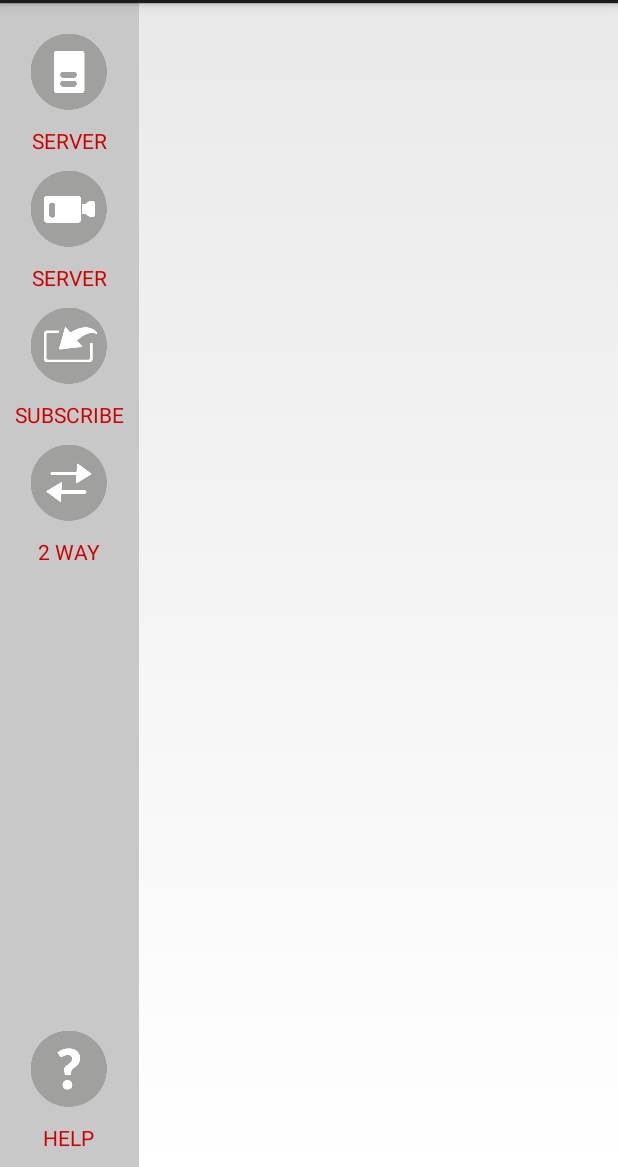
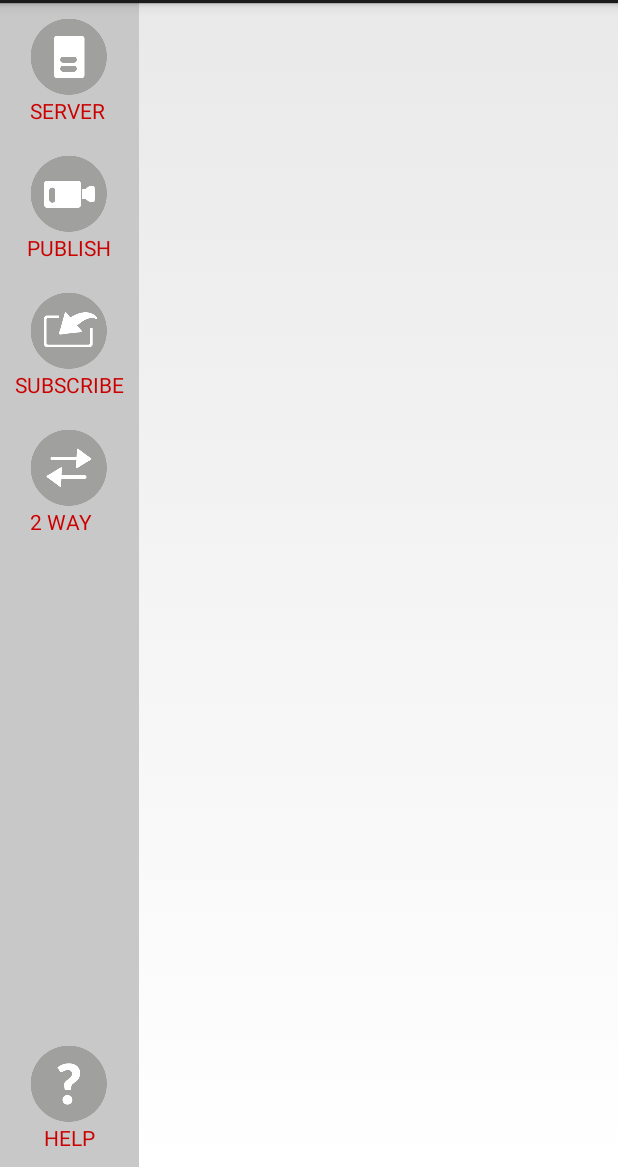
Before and after one commit to triasbrata/red5pro-android-app, an Android app: the layout fragment_slide_nav.xml on its own in the app's theme, with its tools: preview values and no code run, on a phone screen of 412 x 824 dp, the part 69-1236 px from its top. Run offline under Robolectric (Android 15) with nearby library versions, the phone set to English and light mode, and no system bars.

Commit message:
Slide Navigation implemented
Addresses RPRO-2812

```diff
--- a/Red5Pro/src/main/java/infrared5/com/red5proandroid/Main.java
+++ b/Red5Pro/src/main/java/infrared5/com/red5proandroid/Main.java
@@ -2,6 +2,7 @@ package infrared5.com.red5proandroid;
 
 import android.app.Activity;
 import android.app.DialogFragment;
+import android.content.Context;
 import android.content.Intent;
 import android.content.pm.ActivityInfo;
 import android.os.Bundle;
@@ -17,6 +18,8 @@ import infrared5.com.red5proandroid.twoway.TwoWay;
 public class Main extends Activity {
 
     DialogFragment helpDialog;
+
+    public static Context mainContext;
 
     private void resetButtonGraphics() {
         ImageButton myButton = (ImageButton) findViewById(R.id.btnSubscribe);
@@ -62,6 +65,8 @@ public class Main extends Activity {
     @Override
     protected void onCreate(Bundle savedInstanceState) {
         super.onCreate(savedInstanceState);
+
+        mainContext = this;
 
         setRequestedOrientation(ActivityInfo.SCREEN_ORIENTATION_PORTRAIT);
 
--- a/Red5Pro/src/main/java/infrared5/com/red5proandroid/publish/Publish.java
+++ b/Red5Pro/src/main/java/infrared5/com/red5proandroid/publish/Publish.java
@@ -181,7 +181,7 @@ public class Publish extends Activity implements SurfaceHolder.Callback, View.On
     protected void openSettings(){
         try {
             dialogFragment = SettingsDialogFragment.newInstance(AppState.PUBLISH);
-            dialogFragment.show(getFragmentManager().beginTransaction(), "settings_dialog");
+            getFragmentManager().beginTransaction().add(R.id.settings_frame, dialogFragment).commit();
 
             List<String> sb = new ArrayList<String>();
             for(Camera.Size size:this.sizes){
--- a/Red5Pro/src/main/java/infrared5/com/red5proandroid/subscribe/Subscribe.java
+++ b/Red5Pro/src/main/java/infrared5/com/red5proandroid/subscribe/Subscribe.java
@@ -165,8 +165,8 @@ public class Subscribe extends Activity implements ControlBarFragment.OnFragment
 
     private void openSettings() {
         try {
-            DialogFragment newFragment = SettingsDialogFragment.newInstance(AppState.SUBSCRIBE);
-            newFragment.show(getFragmentManager().beginTransaction(), "settings_dialog");
+            SettingsDialogFragment newFragment = SettingsDialogFragment.newInstance(AppState.SUBSCRIBE);
+            getFragmentManager().beginTransaction().add(R.id.settings_frame, newFragment).commit();
         }
         catch(Exception e) {
             Log.i(TAG, "Can't open settings: " + e.getMessage());
--- a/Red5Pro/src/main/res/layout/fragment_slide_nav.xml
+++ b/Red5Pro/src/main/res/layout/fragment_slide_nav.xml
@@ -4,53 +4,33 @@
     android:layout_width="wrap_content"
     android:layout_height="wrap_content"
     tools:context=".navigation.SlideNav"
-    android:padding="10dp"
     style="@style/StandardView">
 
     <LinearLayout xmlns:android="http://schemas.android.com/apk/res/android"
-        android:orientation="vertical" android:layout_width="wrap_content"
+        android:orientation="vertical"
+        android:layout_width="wrap_content"
         android:layout_height="wrap_content">
 
-        <ImageView
+        <TextView
             android:layout_width="wrap_content"
             android:layout_height="wrap_content"
-            android:id="@+id/serverImg"
-            android:src="@drawable/server"
+            android:textAppearance="?android:attr/textAppearanceSmall"
+            android:text="SERVER"
+            android:id="@+id/serverBtn"
             android:layout_gravity="center_horizontal"
+            android:textColor="@android:color/holo_red_dark"
+            android:drawableTop="@drawable/server"
             android:layout_margin="10dp" />
 
         <TextView
             android:layout_width="wrap_content"
             android:layout_height="wrap_content"
             android:textAppearance="?android:attr/textAppearanceSmall"
-            android:text="SERVER"
-            android:id="@+id/serverText"
+            android:text="PUBLISH"
+            android:id="@+id/publishBtn"
             android:layout_gravity="center_horizontal"
-            android:textColor="@android:color/holo_red_dark" />
-
-        <ImageView
-            android:layout_width="wrap_content"
-            android:layout_height="wrap_content"
-            android:id="@+id/publishImg"
-            android:src="@drawable/publish"
-            android:layout_gravity="center_horizontal"
-            android:layout_margin="10dp" />
-
-        <TextView
-            android:layout_width="wrap_content"
-            android:layout_height="wrap_content"
-            android:textAppearance="?android:attr/textAppearanceSmall"
-            android:text="SERVER"
-            android:id="@+id/publishText"
-            android:layout_gravity="center_horizontal"
-            android:textColor="@android:color/holo_red_dark" />
-
-        <ImageView
-            android:layout_width="wrap_content"
-            android:layout_height="wrap_content"
-            android:id="@+id/subscribeImg"
-            android:src="@drawable/subscribe"
-            android:layout_gravity="center_horizontal"
+            android:textColor="@android:color/holo_red_dark"
+            android:drawableTop="@drawable/publish"
             android:layout_margin="10dp" />
 
         <TextView
@@ -58,16 +38,10 @@
             android:layout_height="wrap_content"
             android:textAppearance="?android:attr/textAppearanceSmall"
             android:text="SUBSCRIBE"
-            android:id="@+id/subscribeText"
+            android:id="@+id/subscribeBtn"
             android:layout_gravity="center_horizontal"
-            android:textColor="@android:color/holo_red_dark" />
-
-        <ImageView
-            android:layout_width="wrap_content"
-            android:layout_height="wrap_content"
-            android:id="@+id/twowayImg"
-            android:src="@drawable/twoway"
-            android:layout_gravity="center_horizontal"
+            android:textColor="@android:color/holo_red_dark"
+            android:drawableTop="@drawable/subscribe"
             android:layout_margin="10dp" />
 
         <TextView
@@ -75,36 +49,27 @@
             android:layout_height="wrap_content"
             android:textAppearance="?android:attr/textAppearanceSmall"
             android:text="2 WAY"
-            android:id="@+id/twowayText"
+            android:id="@+id/twowayBtn"
             android:layout_gravity="center_horizontal"
-            android:textColor="@android:color/holo_red_dark" />
+            android:textColor="@android:color/holo_red_dark"
+            android:drawableTop="@drawable/twoway"
+            android:layout_margin="10dp" />
 
     </LinearLayout>
 
-    <LinearLayout
+    <TextView
         android:layout_width="wrap_content"
         android:layout_height="wrap_content"
-        android:orientation="vertical"
+        android:layout_alignParentBottom="true"
+        android:textAppearance="?android:attr/textAppearanceSmall"
+        android:text="HELP"
+        android:id="@+id/helpBtn"
+        android:layout_gravity="center_horizontal"
+        android:textColor="@android:color/holo_red_dark"
+        android:drawableTop="@drawable/helpbutton"
         android:layout_centerHorizontal="true"
-        android:layout_alignParentBottom="true">
-
-        <ImageView
-            android:layout_width="wrap_content"
-            android:layout_height="wrap_content"
-            android:id="@+id/helpImg"
-            android:src="@drawable/helpbutton"
-            android:layout_gravity="center_horizontal"
-            android:layout_margin="10dp" />
-
-        <TextView
-            android:layout_width="wrap_content"
-            android:layout_height="wrap_content"
-            android:textAppearance="?android:attr/textAppearanceSmall"
-            android:text="HELP"
-            android:id="@+id/helpText"
-            android:layout_gravity="center_horizontal"
-            android:textColor="@android:color/holo_red_dark" />
-
-    </LinearLayout>
+        android:layout_margin="10dp"
+        android:gravity="center_horizontal"
+        android:paddingBottom="10dp" />
 
 </RelativeLayout>
```
Also changed, not shown: Red5Pro/src/main/java/infrared5/com/red5proandroid/navigation/SlideNav.java (+52 -162 lines), Red5Pro/src/main/java/infrared5/com/red5proandroid/settings/SettingsDialogFragment.java (+50 -18 lines), Red5Pro/src/main/java/infrared5/com/red5proandroid/twoway/TwoWay.java (+19 -0 lines), Red5Pro/src/main/res/layout/activity_publish.xml (+8 -0 lines), Red5Pro/src/main/res/layout/activity_subscribe.xml (+8 -0 lines), Red5Pro/src/main/res/layout/activity_two_way.xml (+8 -0 lines), Red5Pro/src/main/res/layout/fragment_settings_dialog.xml (+37 -8 lines), Red5Pro/src/main/res/layout/stream_list.xml (+30 -1 lines).
